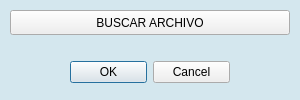
Qt form buscando.ui (AndresMedina117/SistemaInformacionHospitalaria) before a commit.
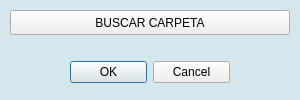
The same form after that commit. Icons and pictures are not drawn.

```diff
--- a/buscando.ui
+++ b/buscando.ui
@@ -61,7 +61,7 @@
     </rect>
    </property>
    <property name="text">
-    <string>BUSCAR ARCHIVO</string>
+    <string>BUSCAR CARPETA</string>
    </property>
    <property name="icon">
     <iconset>
```
